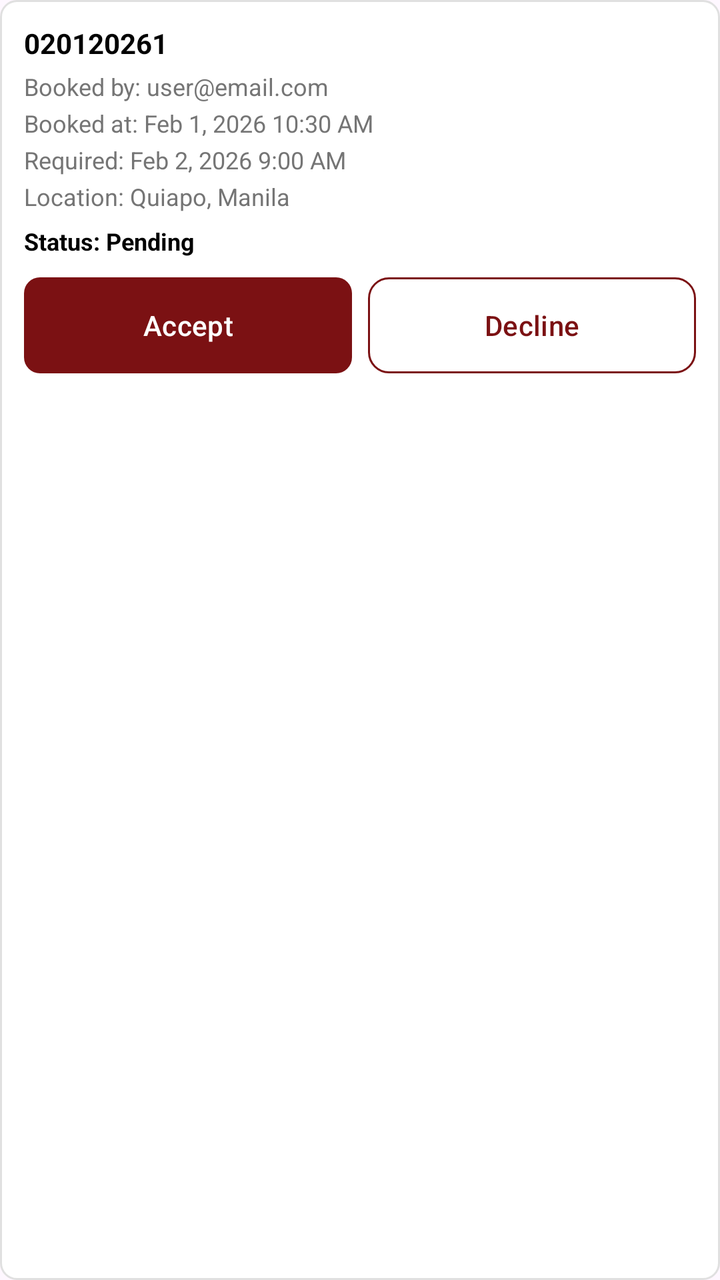
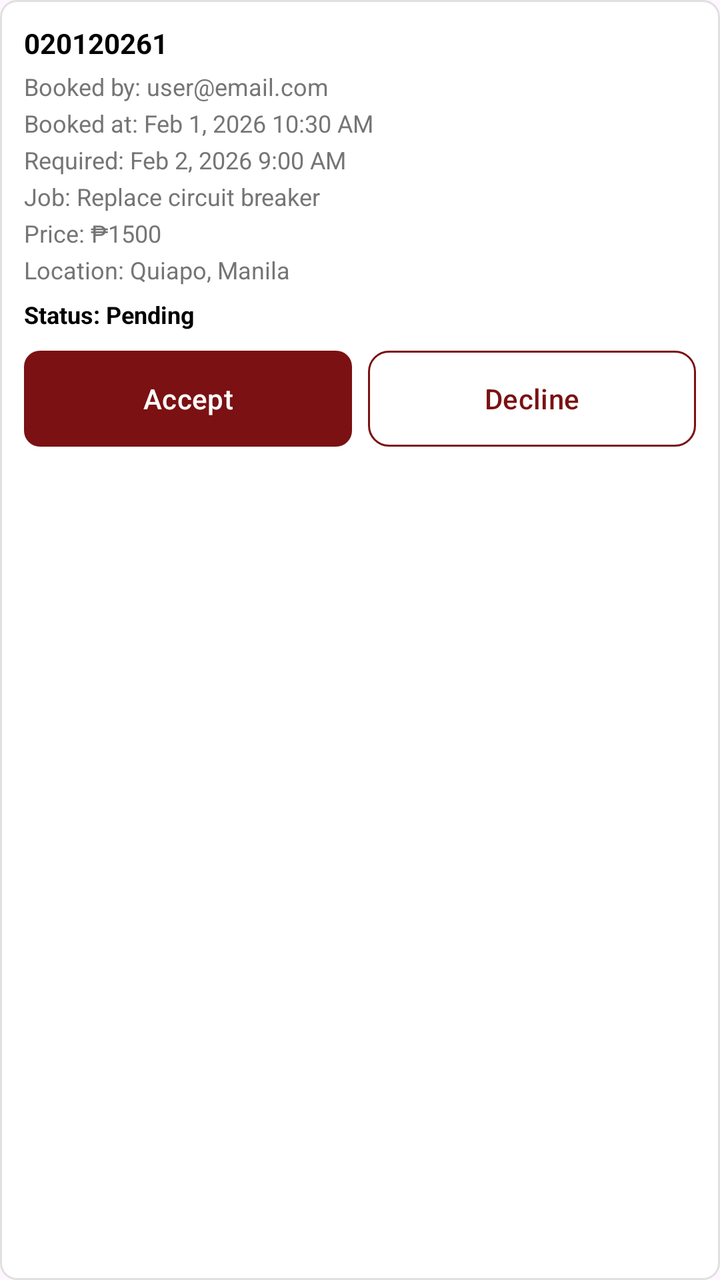

Two renders of the same Android screen: before a commit and after it. Below are the layout's source before the change and the commit's diff.
<!-- AndroidManifest.xml: application theme Theme.FixItFinderApp -->
<!-- res/layout/item_provider_booking.xml -->
<?xml version="1.0" encoding="utf-8"?>
<LinearLayout xmlns:android="http://schemas.android.com/apk/res/android"
    android:layout_width="match_parent"
    android:layout_height="wrap_content"
    android:orientation="vertical"
    android:padding="12dp"
    android:background="@drawable/bg_service_card"
    android:layout_marginBottom="12dp">

    <TextView
        android:id="@+id/tvBookingNumber"
        android:layout_width="wrap_content"
        android:layout_height="wrap_content"
        android:text="020120261"
        android:textStyle="bold"
        android:textSize="14sp"
        android:textColor="@android:color/black" />

    <TextView
        android:id="@+id/tvBookedBy"
        android:layout_width="wrap_content"
        android:layout_height="wrap_content"
        android:text="Booked by: user@email.com"
        android:textSize="12sp"
        android:textColor="#757575"
        android:layout_marginTop="4dp" />

    <TextView
        android:id="@+id/tvBookedAt"
        android:layout_width="wrap_content"
        android:layout_height="wrap_content"
        android:text="Booked at: Feb 1, 2026 10:30 AM"
        android:textSize="12sp"
        android:textColor="#757575"
        android:layout_marginTop="2dp" />

    <TextView
        android:id="@+id/tvRequiredAt"
        android:layout_width="wrap_content"
        android:layout_height="wrap_content"
        android:text="Required: Feb 2, 2026 9:00 AM"
        android:textSize="12sp"
        android:textColor="#757575"
        android:layout_marginTop="2dp" />

    <TextView
        android:id="@+id/tvBookingLocation"
        android:layout_width="wrap_content"
        android:layout_height="wrap_content"
        android:text="Location: Quiapo, Manila"
        android:textSize="12sp"
        android:textColor="#757575"
        android:layout_marginTop="2dp" />

    <TextView
        android:id="@+id/tvBookingStatus"
        android:layout_width="wrap_content"
        android:layout_height="wrap_content"
        android:text="Status: Pending"
        android:textSize="12sp"
        android:textStyle="bold"
        android:textColor="@android:color/black"
        android:layout_marginTop="6dp" />

    <LinearLayout
        android:id="@+id/layoutActions"
        android:layout_width="match_parent"
        android:layout_height="wrap_content"
        android:orientation="horizontal"
        android:layout_marginTop="10dp">

        <Button
            android:id="@+id/btnAccept"
            android:layout_width="0dp"
            android:layout_height="wrap_content"
            android:layout_weight="1"
            android:text="Accept"
            android:textColor="@color/white"
            android:background="@drawable/button_rounded_primary"
            android:padding="8dp" />

        <Button
            android:id="@+id/btnDecline"
            android:layout_width="0dp"
            android:layout_height="wrap_content"
            android:layout_weight="1"
            android:text="Decline"
            android:textColor="@color/color_primary"
            android:background="@drawable/button_outline_gray"
            android:padding="8dp"
            android:layout_marginStart="8dp" />
    </LinearLayout>

    <LinearLayout
        android:id="@+id/layoutProgressActions"
        android:layout_width="match_parent"
        android:layout_height="wrap_content"
        android:orientation="horizontal"
        android:layout_marginTop="8dp"
        android:visibility="gone">

        <Button
            android:id="@+id/btnProcess"
            android:layout_width="0dp"
            android:layout_height="wrap_content"
            android:layout_weight="1"
            android:text="Processing"
            android:textColor="@color/white"
            android:background="@drawable/button_rounded_primary"
            android:padding="8dp" />

        <Button
            android:id="@+id/btnFinish"
            android:layout_width="0dp"
            android:layout_height="wrap_content"
            android:layout_weight="1"
            android:text="Finish"
            android:textColor="@color/white"
            android:background="@drawable/button_rounded_primary"
            android:padding="8dp"
            android:layout_marginStart="8dp" />
    </LinearLayout>

    <LinearLayout
        android:id="@+id/layoutFinalActions"
        android:layout_width="match_parent"
        android:layout_height="wrap_content"
        android:orientation="horizontal"
        android:layout_marginTop="8dp"
        android:visibility="gone">

        <Button
            android:id="@+id/btnReschedule"
            android:layout_width="0dp"
            android:layout_height="wrap_content"
            android:layout_weight="1"
            android:text="Reschedule"
            android:textColor="@color/color_primary"
            android:background="@drawable/button_outline_gray"
            android:padding="8dp" />

        <Button
            android:id="@+id/btnCancel"
            android:layout_width="0dp"
            android:layout_height="wrap_content"
            android:layout_weight="1"
            android:text="Cancel"
            android:textColor="@color/color_primary"
            android:background="@drawable/button_outline_gray"
            android:padding="8dp"
            android:layout_marginStart="8dp" />
    </LinearLayout>
</LinearLayout>
<!-- resources referenced by this layout -->
<resources>
  <color name="color_primary">#7B1113</color>
  <color name="white">#FFFFFFFF</color>
  <!-- drawable bg_service_card (drawable) -->
  <?xml version="1.0" encoding="utf-8"?>
  <shape xmlns:android="http://schemas.android.com/apk/res/android"
      android:shape="rectangle">
      <solid android:color="@android:color/white" />
      <stroke
          android:width="1dp"
          android:color="#E0E0E0" />
      <corners android:radius="8dp" />
  </shape>
  <!-- drawable button_outline_gray (drawable) -->
  <?xml version="1.0" encoding="utf-8"?>
  <shape xmlns:android="http://schemas.android.com/apk/res/android"
      android:shape="rectangle">
      <solid android:color="@android:color/transparent" />
      <stroke
          android:width="1dp"
          android:color="#BDBDBD" />
      <corners android:radius="10dp" />
  </shape>
  <!-- drawable button_rounded_primary (drawable) -->
  <?xml version="1.0" encoding="utf-8"?>
  <shape xmlns:android="http://schemas.android.com/apk/res/android"
      android:shape="rectangle">
  
      <solid android:color="@color/color_primary" />
  
      
      <corners
          android:radius="8dp" />
  
      <padding
          android:left="16dp"
          android:top="8dp"
          android:right="16dp"
          android:bottom="8dp" />
  
  </shape>
  <style name="Theme.FixItFinderApp" parent="Base.Theme.FixItFinderApp" />
  <style name="Base.Theme.FixItFinderApp" parent="Theme.Material3.DayNight.NoActionBar">
          <item name="colorPrimary">@color/color_primary</item>
          <item name="colorSecondary">@color/color_secondary</item>
          <item name="colorSurface">@color/color_background</item>
          <item name="colorOnSurface">@color/color_text_dark</item>
          <item name="colorPrimaryContainer">@color/color_primary</item>
          <item name="colorOnPrimary">@color/color_background</item>
      </style>
  <color name="color_secondary">#825037</color>
  <color name="color_background">#FFFFFF</color>
  <color name="color_text_dark">#2C2C2C</color>
</resources>

<!-- the commit's change to res/layout/item_provider_booking.xml (unified diff, before → after) -->
@@ -39,6 +39,24 @@
         android:layout_width="wrap_content"
         android:layout_height="wrap_content"
         android:text="Required: Feb 2, 2026 9:00 AM"
+        android:textSize="12sp"
+        android:textColor="#757575"
+        android:layout_marginTop="2dp" />
+
+    <TextView
+        android:id="@+id/tvJobDescription"
+        android:layout_width="wrap_content"
+        android:layout_height="wrap_content"
+        android:text="Job: Replace circuit breaker"
+        android:textSize="12sp"
+        android:textColor="#757575"
+        android:layout_marginTop="2dp" />
+
+    <TextView
+        android:id="@+id/tvJobPrice"
+        android:layout_width="wrap_content"
+        android:layout_height="wrap_content"
+        android:text="Price: ₱1500"
         android:textSize="12sp"
         android:textColor="#757575"
         android:layout_marginTop="2dp" />
